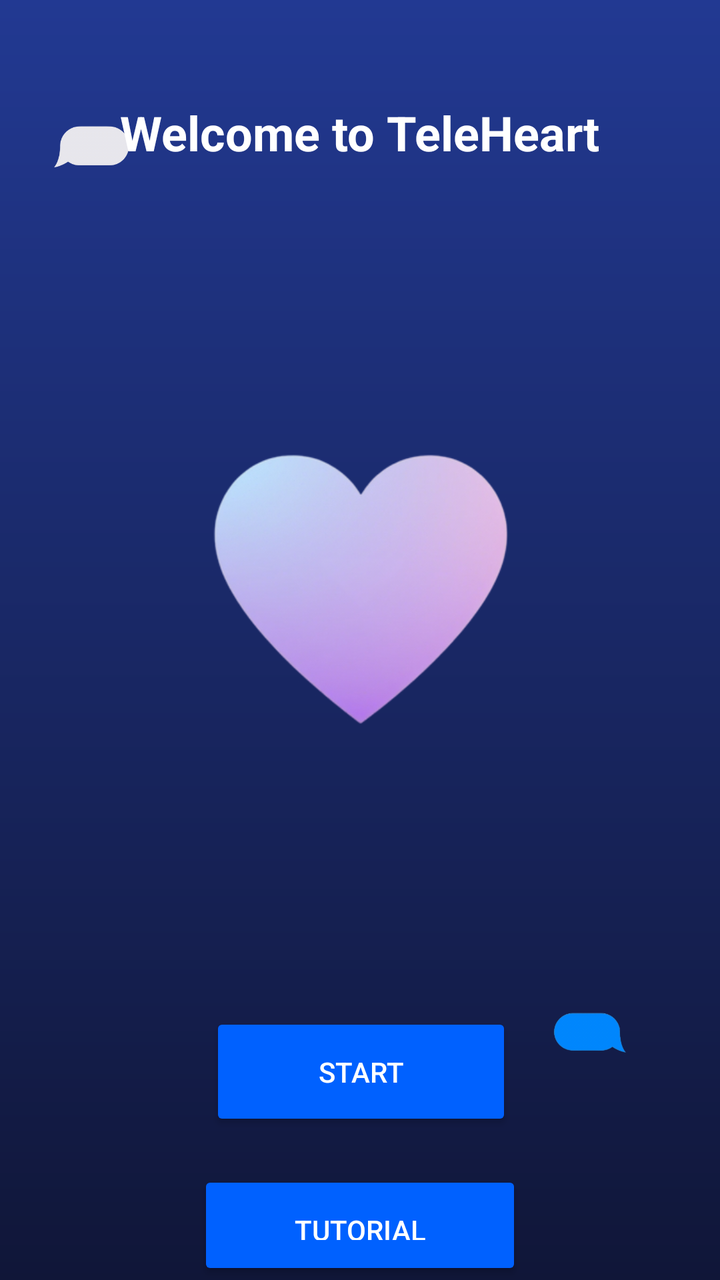
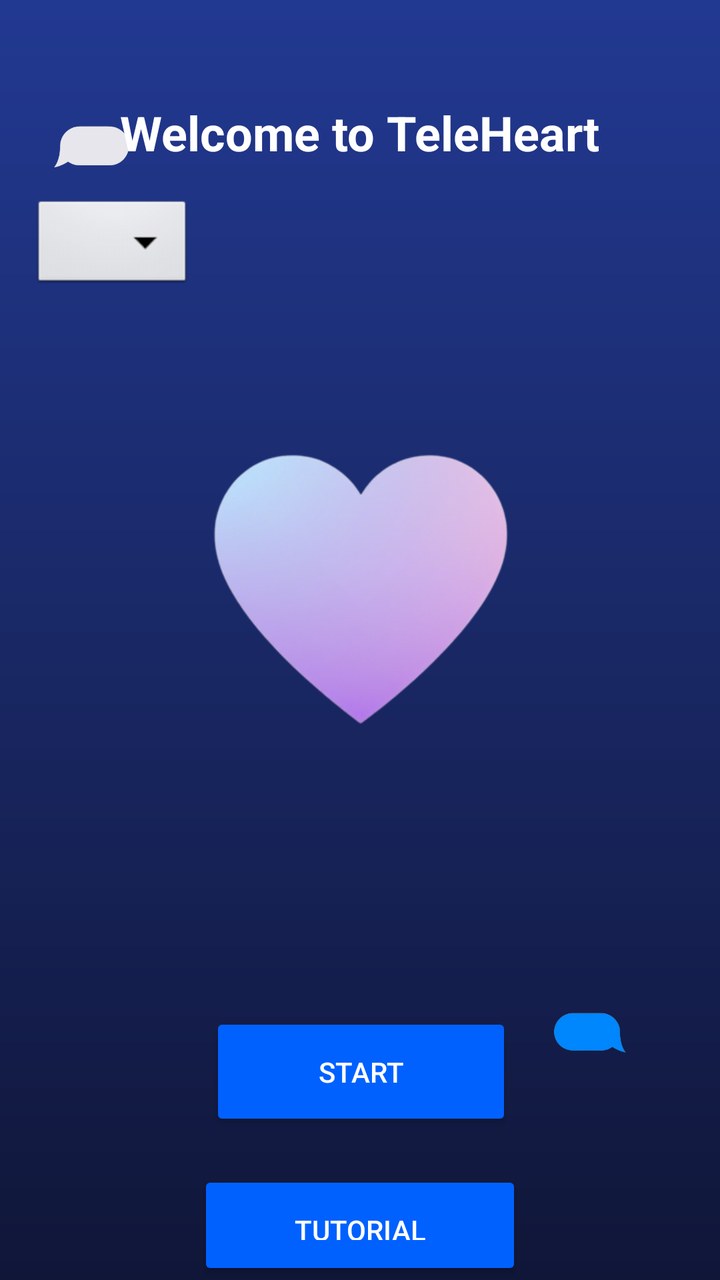

An Android layout rendered at two revisions. The XML below is the earlier revision; the diff shows what the commit changed to produce the second picture.
<!-- AndroidManifest.xml: application theme Theme.Lasttele -->
<!-- res/layout/animated_background.xml -->
<RelativeLayout xmlns:android="http://schemas.android.com/apk/res/android"
    xmlns:app="http://schemas.android.com/apk/res-auto"
    xmlns:tools="http://schemas.android.com/tools"
    android:id="@+id/root_layout"
    android:layout_width="match_parent"
    android:layout_height="match_parent"
    android:background="@drawable/gradient_background"
    android:clipChildren="false"
    android:clipToPadding="false">

    
    <TextView
        android:id="@+id/welcome_message"
        android:layout_width="wrap_content"
        android:layout_height="wrap_content"
        android:text="Welcome to TeleHeart"
        android:textColor="@android:color/white"
        android:textSize="24sp"
        android:textStyle="bold"
        android:layout_centerHorizontal="true"
        android:layout_marginTop="50dp"
        android:elevation="10dp" />

    
    <ImageView
        android:id="@+id/heart_image"
        android:layout_width="320dp"
        android:layout_height="389dp"
        android:layout_below="@id/welcome_message"
        android:layout_centerHorizontal="true"
        android:layout_marginTop="20dp"
        android:elevation="10dp"
        android:src="@drawable/heart" />

    

    

    <Button
        android:id="@+id/start_button"
        android:layout_width="202dp"
        android:layout_height="wrap_content"
        android:layout_below="@id/heart_image"
        android:layout_alignParentStart="true"
        android:layout_alignParentEnd="true"
        android:layout_marginStart="105dp"
        android:layout_marginTop="15dp"
        android:layout_marginEnd="104dp"
        android:backgroundTint="#0061ff"
        android:elevation="10dp"
        android:onClick="onStartClick"
        android:paddingHorizontal="40dp"
        android:paddingVertical="20dp"
        android:text="Start"
        android:textColor="@android:color/white" />

    <Button
        android:id="@+id/tutorial_button"
        android:layout_width="162dp"
        android:layout_height="wrap_content"
        android:layout_below="@id/start_button"
        android:layout_centerHorizontal="true"
        android:layout_marginTop="20dp"
        android:backgroundTint="#0061ff"
        android:elevation="10dp"
        android:paddingHorizontal="40dp"
        android:paddingVertical="20dp"
        android:text="Tutorial"
        android:textColor="@android:color/white" />

    
    <ImageView
        android:id="@+id/white1"
        android:layout_width="48dp"
        android:layout_height="48dp"
        android:src="@drawable/white"
        android:layout_alignParentTop="true"
        android:layout_alignParentStart="true"
        android:layout_marginTop="50dp"
        android:layout_marginStart="20dp" />

    
    <ImageView
        android:id="@+id/blue1"
        android:layout_width="48dp"
        android:layout_height="48dp"
        android:src="@drawable/blue"
        android:layout_alignParentBottom="true"
        android:layout_alignParentEnd="true"
        android:layout_marginBottom="100dp"
        android:layout_marginEnd="40dp" />

    
    <ImageView
        android:id="@+id/white2"
        android:layout_width="48dp"
        android:layout_height="48dp"
        android:src="@drawable/white"
        android:layout_centerInParent="true"
        android:layout_marginTop="200dp"
        android:layout_marginStart="150dp" />

    
    <ImageView
        android:id="@+id/blue2"
        android:layout_width="48dp"
        android:layout_height="48dp"
        android:src="@drawable/blue"
        android:layout_centerInParent="true"
        android:layout_marginTop="300dp"
        android:layout_marginStart="50dp" />

</RelativeLayout>
<!-- resources referenced by this layout -->
<resources>
  <!-- drawable blue: png bitmap (drawable, 11205 bytes) -->
  <!-- drawable gradient_background (drawable) -->
  <?xml version="1.0" encoding="utf-8"?>
  <shape xmlns:android="http://schemas.android.com/apk/res/android">
      <gradient
          android:startColor="#101638"
          android:endColor="#223992"
          android:angle="90"/>
  </shape>
  <!-- drawable heart: png bitmap (drawable, 62974 bytes) -->
  <!-- drawable white: png bitmap (drawable, 7855 bytes) -->
  <style name="Theme.Lasttele" parent="Base.Theme.Lasttele" />
  <style name="Base.Theme.Lasttele" parent="Theme.Material3.DayNight.NoActionBar">
          
  
          
      </style>
</resources>

<!-- the commit's change to res/layout/animated_background.xml (unified diff, before → after) -->
@@ -13,7 +13,7 @@
         android:id="@+id/welcome_message"
         android:layout_width="wrap_content"
         android:layout_height="wrap_content"
-        android:text="Welcome to TeleHeart"
+        android:text="@string/Welcome_to_TeleHeart"
         android:textColor="@android:color/white"
         android:textSize="24sp"
         android:textStyle="bold"
@@ -35,7 +35,17 @@
     
 
     
-
+    
+    <Spinner
+        android:id="@+id/language_spinner"
+        android:layout_width="wrap_content"
+        android:layout_height="wrap_content"
+        android:layout_below="@id/welcome_message"
+        android:layout_alignParentStart="true"
+        android:layout_marginStart="16dp"
+        android:layout_marginTop="16dp"
+        android:background="@android:drawable/btn_dropdown"
+        android:spinnerMode="dropdown" />
     <Button
         android:id="@+id/start_button"
         android:layout_width="202dp"
@@ -51,7 +61,7 @@
         android:onClick="onStartClick"
         android:paddingHorizontal="40dp"
         android:paddingVertical="20dp"
-        android:text="Start"
+        android:text="@string/Start"
         android:textColor="@android:color/white" />
 
     <Button
@@ -65,7 +75,7 @@
         android:elevation="10dp"
         android:paddingHorizontal="40dp"
         android:paddingVertical="20dp"
-        android:text="Tutorial"
+        android:text="@string/Tutorial"
         android:textColor="@android:color/white" />
 
     
<!-- resource entries referenced after the edit -->
@@ -11,6 +11,10 @@
   </shape>
   <!-- drawable heart: png bitmap (drawable, 62974 bytes) -->
   <!-- drawable white: png bitmap (drawable, 7855 bytes) -->
+  <string name="Start">Start</string>
+  <string name="Tutorial">Tutorial</string>
+      //toast
+  <string name="Welcome_to_TeleHeart">Welcome to TeleHeart</string>
   <style name="Theme.Lasttele" parent="Base.Theme.Lasttele" />
   <style name="Base.Theme.Lasttele" parent="Theme.Material3.DayNight.NoActionBar">
           
